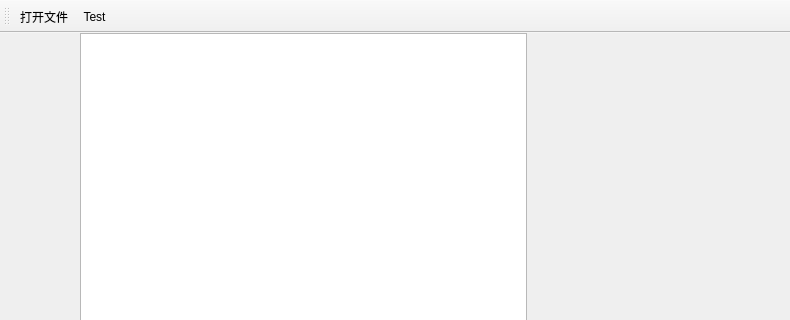
First picture: the form in PaciMainWindow/pacimainwindow.ui, repository LambdaXIII/PaciQt, before the edit; both pictures show x 0 to 790 and y 0 to 320 of the 790 by 473 pixel window.
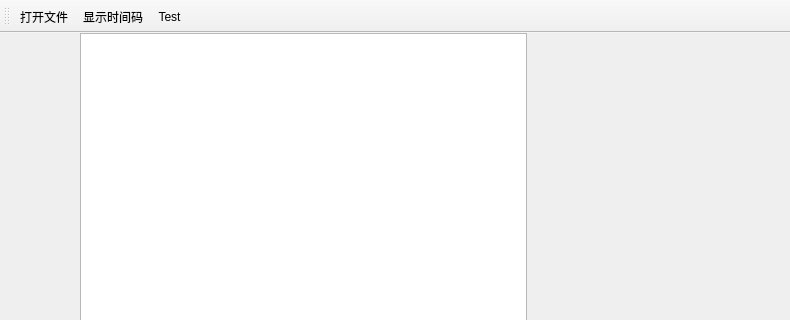
Second picture: the form after the edit. Custom widgets are drawn as their Qt base class.

The edit to the form file:
```diff
--- a/PaciMainWindow/pacimainwindow.ui
+++ b/PaciMainWindow/pacimainwindow.ui
@@ -93,6 +93,7 @@
     <bool>false</bool>
    </attribute>
    <addaction name="actionOpen"/>
+   <addaction name="actionShowTC"/>
    <addaction name="actionTest"/>
   </widget>
   <action name="actionTest">
@@ -105,6 +106,14 @@
     <string>打开文件</string>
    </property>
   </action>
+  <action name="actionShowTC">
+   <property name="checkable">
+    <bool>true</bool>
+   </property>
+   <property name="text">
+    <string>显示时间码</string>
+   </property>
+  </action>
  </widget>
  <layoutdefault spacing="6" margin="11"/>
  <customwidgets>
```
